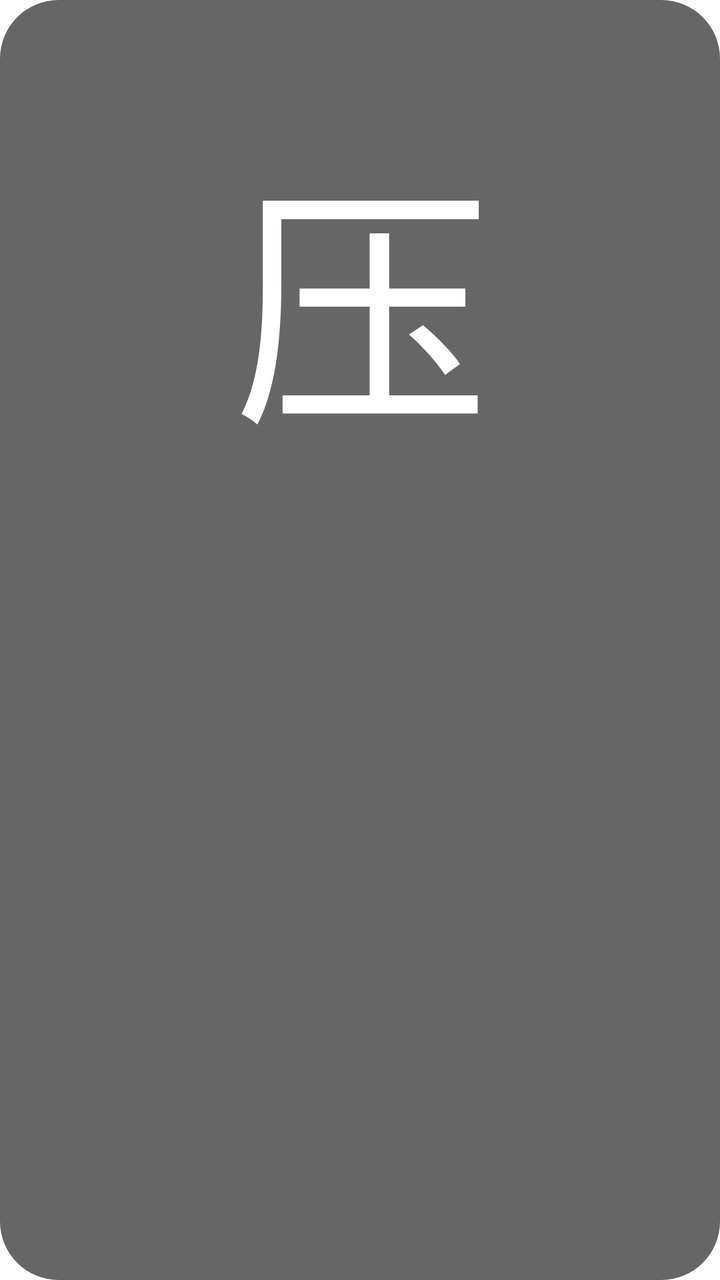
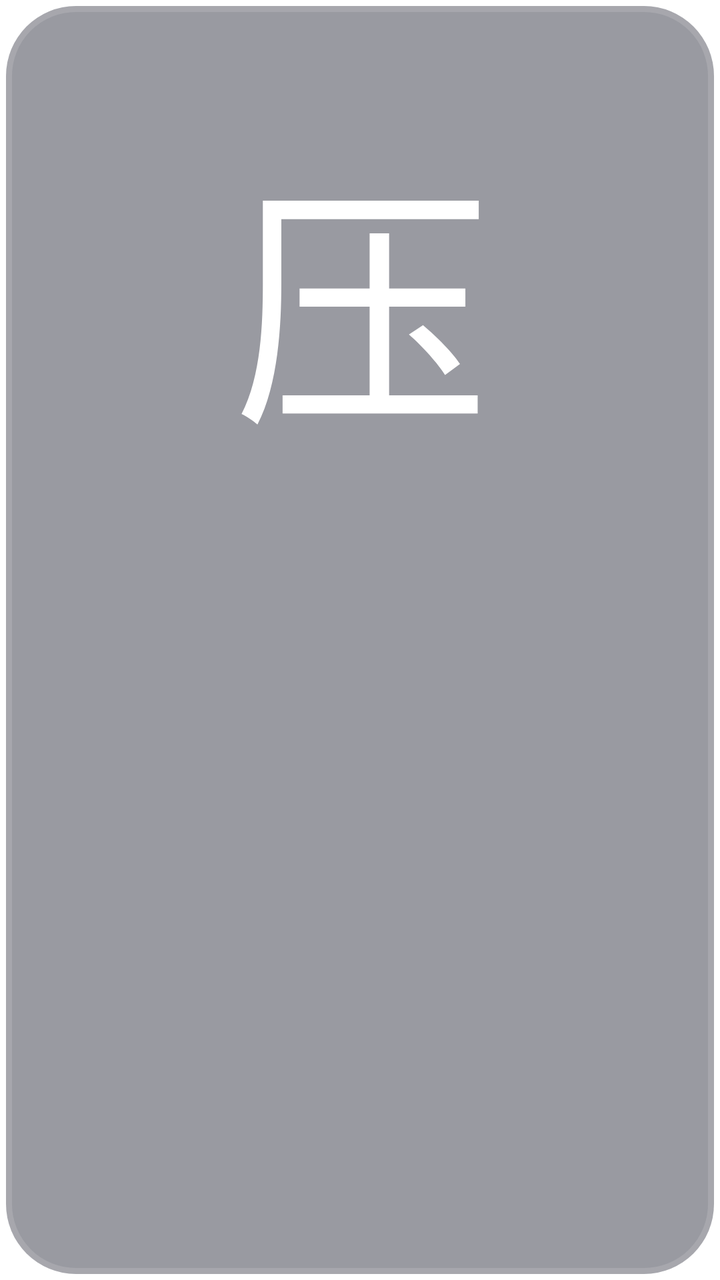

Compare the two renders of this Android layout. The source of the first and the diff that turns it into the second are given below.
<!-- AndroidManifest.xml: application theme AppTheme.NoActionBar -->
<!-- res/layout/item_search_subtitle_result.xml -->
<?xml version="1.0" encoding="utf-8"?>
<FrameLayout xmlns:android="http://schemas.android.com/apk/res/android"
    android:layout_width="match_parent"
    android:layout_height="wrap_content"
    android:background="@drawable/button_dialog_main"
    android:focusable="true">

    <LinearLayout
        android:layout_width="match_parent"
        android:layout_height="@dimen/vs_50"
        android:layout_marginBottom="@dimen/vs_10"
        android:background="@drawable/shape_setting_sort_focus"
        android:focusable="true"
        android:singleLine="true"
        android:maxLines="1"
        android:gravity="center_vertical"
        android:orientation="horizontal"
        android:paddingLeft="@dimen/vs_20"
        android:paddingRight="@dimen/vs_20"
        android:visibility="visible">

        <TextView
            android:id="@+id/subtitleName"
            android:layout_width="@dimen/vs_960"
            android:layout_height="wrap_content"
            android:layout_weight="0.8"
            android:singleLine="true"
            android:maxLines="1"
            android:text="字幕搜索结果"
            android:textColor="@android:color/white"
            android:textSize="@dimen/ts_22" />
        <TextView
            android:id="@+id/subtitleNameInfo"
            android:layout_width="@dimen/vs_80"
            android:layout_height="wrap_content"
            android:singleLine="true"
            android:maxLines="1"
            android:text="压缩包"
            android:textColor="@android:color/white"
            android:textSize="@dimen/ts_22" />

    </LinearLayout>
</FrameLayout>
<!-- resources referenced by this layout -->
<resources>
  <dimen name="ts_22">22mm</dimen>
  <dimen name="vs_10">10mm</dimen>
  <dimen name="vs_20">20mm</dimen>
  <dimen name="vs_50">50mm</dimen>
  <dimen name="vs_80">80mm</dimen>
  <dimen name="vs_960">960mm</dimen>
  <!-- drawable button_dialog_main (drawable) -->
  <?xml version="1.0" encoding="utf-8"?>
  <selector xmlns:android="http://schemas.android.com/apk/res/android">
      <item android:state_focused="true" android:state_pressed="true">
          <shape>
              <corners android:radius="@dimen/vs_5" />
              <solid android:color="?attr/color_theme_dark_70" />
          </shape>
      </item>
      <item android:state_focused="false" android:state_pressed="true">
          <shape>
              <corners android:radius="@dimen/vs_5" />
              <solid android:color="?attr/color_theme_dark_70" />
          </shape>
      </item>
      <item android:state_focused="true">
          <shape>
              <corners android:radius="@dimen/vs_5" />
              <solid android:color="?attr/color_theme_dark_70" />
  	    
  	    <stroke android:width="2mm" android:color="@android:color/white" />
          </shape>
      </item>
      <item android:state_focused="false" android:state_pressed="false">
          <shape>
              <corners android:radius="@dimen/vs_5" />
              <solid android:color="@color/color_000000_60" />
          </shape>
      </item>
  </selector>
  <!-- drawable shape_setting_sort_focus (drawable) -->
  <?xml version="1.0" encoding="utf-8"?>
  <selector xmlns:android="http://schemas.android.com/apk/res/android">
      <item android:state_focused="true">
          <shape>
              <corners android:radius="5mm" />
              <stroke android:width="2mm" android:color="@android:color/white" />
          </shape>
      </item>
      <item android:state_focused="false">
          <shape>
              <solid android:color="@android:color/transparent" />
          </shape>
      </item>
  </selector>
  <style name="AppTheme.NoActionBar">
          <item name="android:windowActionBar">false</item>
          <item name="android:windowNoTitle">true</item>
          <item name="windowActionBar">false</item>
          <item name="android:windowFullscreen">true</item>//全屏即无通知栏
          <item name="android:windowContentOverlay">@null</item>//是否有遮盖
          <item name="windowNoTitle">true</item>
          
          
          <item name="android:windowBackground">@android:color/transparent</item>
      </style>
  <dimen name="vs_5">5mm</dimen>
  <color name="color_000000_60">#99000000</color>
</resources>

<!-- the commit's change to res/layout/item_search_subtitle_result.xml (unified diff, before → after) -->
@@ -2,7 +2,7 @@
 <FrameLayout xmlns:android="http://schemas.android.com/apk/res/android"
     android:layout_width="match_parent"
     android:layout_height="wrap_content"
-    android:background="@drawable/button_dialog_main"
+    android:background="@drawable/button_danmu_setting"
     android:focusable="true">
 
     <LinearLayout
@@ -27,7 +27,7 @@
             android:singleLine="true"
             android:maxLines="1"
             android:text="字幕搜索结果"
-            android:textColor="@android:color/white"
+            android:textColor="@color/dialog_text_primary"
             android:textSize="@dimen/ts_22" />
         <TextView
             android:id="@+id/subtitleNameInfo"
@@ -36,7 +36,7 @@
             android:singleLine="true"
             android:maxLines="1"
             android:text="压缩包"
-            android:textColor="@android:color/white"
+            android:textColor="@color/dialog_text_primary"
             android:textSize="@dimen/ts_22" />
 
     </LinearLayout>
<!-- resource entries referenced after the edit -->
@@ -1,38 +1,31 @@
 <!-- resources referenced by this layout -->
 <resources>
+  <color name="dialog_text_primary">#FFFFFFFF</color>
   <dimen name="ts_22">22mm</dimen>
   <dimen name="vs_10">10mm</dimen>
   <dimen name="vs_20">20mm</dimen>
   <dimen name="vs_50">50mm</dimen>
   <dimen name="vs_80">80mm</dimen>
   <dimen name="vs_960">960mm</dimen>
-  <!-- drawable button_dialog_main (drawable) -->
+  <!-- drawable button_danmu_setting (drawable) -->
   <?xml version="1.0" encoding="utf-8"?>
   <selector xmlns:android="http://schemas.android.com/apk/res/android">
-      <item android:state_focused="true" android:state_pressed="true">
+      <item android:state_focused="true">
           <shape>
-              <corners android:radius="@dimen/vs_5" />
-              <solid android:color="?attr/color_theme_dark_70" />
+              <corners android:radius="@dimen/vs_6" />
+              <solid android:color="@color/dialog_control_bg_focused" />
+              <stroke
+                  android:width="@dimen/vs_1"
+                  android:color="@color/dialog_control_stroke_focused" />
           </shape>
       </item>
-      <item android:state_focused="false" android:state_pressed="true">
+      <item>
           <shape>
-              <corners android:radius="@dimen/vs_5" />
-              <solid android:color="?attr/color_theme_dark_70" />
-          </shape>
-      </item>
-      <item android:state_focused="true">
-          <shape>
-              <corners android:radius="@dimen/vs_5" />
-              <solid android:color="?attr/color_theme_dark_70" />
-  	    
-  	    <stroke android:width="2mm" android:color="@android:color/white" />
-          </shape>
-      </item>
-      <item android:state_focused="false" android:state_pressed="false">
-          <shape>
-              <corners android:radius="@dimen/vs_5" />
-              <solid android:color="@color/color_000000_60" />
+              <corners android:radius="@dimen/vs_6" />
+              <solid android:color="@color/dialog_control_bg" />
+              <stroke
+                  android:width="@dimen/vs_1"
+                  android:color="@color/dialog_control_stroke" />
           </shape>
       </item>
   </selector>
@@ -51,18 +44,31 @@
           </shape>
       </item>
   </selector>
-  <style name="AppTheme.NoActionBar">
+  <style name="AppTheme.NoActionBar" parent="AppTheme">
           <item name="android:windowActionBar">false</item>
           <item name="android:windowNoTitle">true</item>
           <item name="windowActionBar">false</item>
           <item name="android:windowFullscreen">true</item>//全屏即无通知栏
           <item name="android:windowContentOverlay">@null</item>//是否有遮盖
           <item name="windowNoTitle">true</item>
-          
+          <item name="android:keepScreenOn">true</item>
           
           <item name="android:windowBackground">@android:color/transparent</item>
       </style>
-  <dimen name="vs_5">5mm</dimen>
-  <color name="color_000000_60">#99000000</color>
+  <dimen name="vs_6">6mm</dimen>
+  <color name="dialog_control_bg_focused">#CC1890FF</color>
+  <dimen name="vs_1">1mm</dimen>
+  <color name="dialog_control_stroke_focused">#CC02F8E1</color>
+  <color name="dialog_control_bg">#80353744</color>
+  <color name="dialog_control_stroke">#22FFFFFF</color>
+  <style name="AppTheme" parent="Theme.AppCompat.Light.DarkActionBar">
+          
+          <item name="colorPrimary">@color/color_6200EE</item>
+          <item name="colorPrimaryDark">@color/color_3700B3</item>
+          <item name="colorAccent">@color/color_03DAC5</item>
+      </style>
+  <color name="color_6200EE">#6200EE</color>
+  <color name="color_3700B3">#3700B3</color>
+  <color name="color_03DAC5">#03DAC5</color>
 </resources>
 
